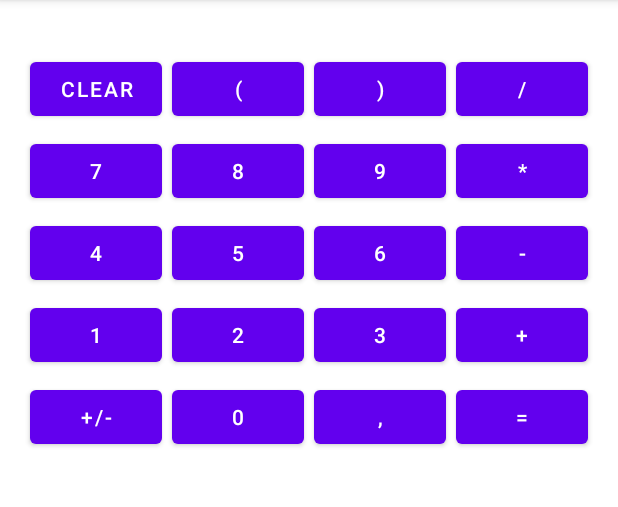
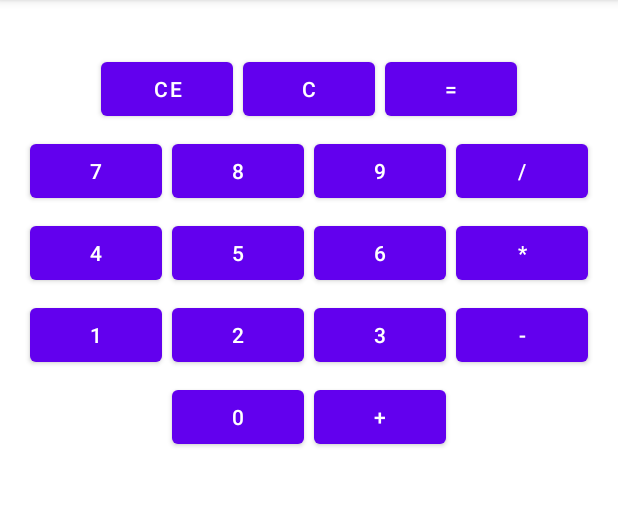
Before and after one commit to dieter4902/AndroidDevelopment, an Android app: the screen it shows after launch (MainActivity), on a phone screen of 412 x 824 dp, the part 84-591 px from its top. Run offline under Robolectric (Android 15) with nearby library versions, the phone set to English and light mode, and no system bars; libraries missing offline, so code that uses them is left out: com.itis.libs.

Commit message:
funktionen ausgebaut

```diff
--- a/app/uebung1/aufgabe4/src/main/java/com/example/aufgabe4/MainActivity.java
+++ b/app/uebung1/aufgabe4/src/main/java/com/example/aufgabe4/MainActivity.java
@@ -10,8 +10,10 @@ import android.util.Log;
 import android.view.View;
 import android.widget.Button;
 import android.widget.TextView;
+
 import java.util.ArrayList;
 import java.util.List;
+
 import android.util.Log;
 
 import com.itis.libs.parserng.android.expressParser.MathExpression;
@@ -28,6 +30,9 @@ public class MainActivity extends AppCompatActivity {
         formula = (TextView) findViewById(R.id.textView_formula);
         resultT = (TextView) findViewById(R.id.textView_result);
 
+        findViewById(R.id.button_c).setOnClickListener(e -> clearSingle());
+        findViewById(R.id.button_ce).setOnClickListener(e -> clear());
+        findViewById(R.id.button22).setOnClickListener(e -> equals());
 
         for (int i = 0; i < 14; i++) {//https://stackoverflow.com/questions/22639218/how-to-get-all-buttons-ids-in-one-time-on-android
             @SuppressLint("DiscouragedApi") int id = getResources().getIdentifier("button" + i, "id", getPackageName());
@@ -73,4 +78,16 @@ public class MainActivity extends AppCompatActivity {
         MathExpression expression = new MathExpression(f);
         resultT.setText(expression.solve() + "");
     }
+
+    private void clear() {
+        formula.setText("");
+    }
+
+    private void clearSingle() {
+        formula.setText(formula.getText().subSequence(0, formula.getText().length() - 1));
+    }
+
+    private void equals() {
+        formula.setText(resultT.getText());
+    }
 }
--- a/app/uebung1/aufgabe4/src/main/res/layout/activity_main.xml
+++ b/app/uebung1/aufgabe4/src/main/res/layout/activity_main.xml
@@ -31,23 +31,16 @@
 
     <TableLayout
         android:id="@+id/tableLayout2"
+        android:layout_width="match_parent"
+        android:layout_height="match_parent"
         android:layout_marginTop="32dp"
         app:layout_constraintBottom_toBottomOf="parent"
         app:layout_constraintEnd_toEndOf="parent"
-        app:layout_constraintHorizontal_bias="1.0"
+        app:layout_constraintHorizontal_bias="0.0"
         app:layout_constraintStart_toStartOf="parent"
         app:layout_constraintTop_toTopOf="@id/textView_result"
-        app:layout_constraintVertical_bias="1.0"
-        android:layout_width="match_parent"
-        android:layout_height="match_parent">
+        app:layout_constraintVertical_bias="1.0">
 
-
-        <TableRow
-            android:layout_width="match_parent"
-            android:layout_height="match_parent"
-            android:gravity="center">
-
-        </TableRow>
 
         <TableRow
             android:layout_width="match_parent"
@@ -56,33 +49,26 @@
 
 
             <Button
-                android:id="@+id/button_clear"
+                android:id="@+id/button_ce"
                 android:layout_width="wrap_content"
                 android:layout_height="wrap_content"
                 android:layout_margin="5px"
-                android:text="clear" />
-
+                android:text="CE" />
 
             <Button
-                android:id="@+id/button_bracket_open"
+                android:id="@+id/button_c"
                 android:layout_width="wrap_content"
                 android:layout_height="wrap_content"
                 android:layout_margin="5px"
-                android:text="(" />
+                android:text="C" />
 
             <Button
-                android:id="@+id/button_bracket_closed"
+                android:id="@+id/button22"
                 android:layout_width="wrap_content"
                 android:layout_height="wrap_content"
                 android:layout_margin="5px"
-                android:text=")" />
+                android:text="=" />
 
-            <Button
-                android:id="@+id/button13"
-                android:layout_width="wrap_content"
-                android:layout_height="wrap_content"
-                android:layout_margin="5px"
-                android:text="/" />
         </TableRow>
 
         <TableRow
@@ -112,11 +98,12 @@
                 android:text="9" />
 
             <Button
-                android:id="@+id/button12"
+                android:id="@+id/button13"
                 android:layout_width="wrap_content"
                 android:layout_height="wrap_content"
                 android:layout_margin="5px"
-                android:text="*" />
+                android:text="/" />
+
         </TableRow>
 
         <TableRow
@@ -146,11 +133,12 @@
                 android:text="6" />
 
             <Button
-                android:id="@+id/button11"
+                android:id="@+id/button12"
                 android:layout_width="wrap_content"
                 android:layout_height="wrap_content"
                 android:layout_margin="5px"
-                android:text="-" />
+                android:text="*" />
+
         </TableRow>
 
         <TableRow
@@ -180,11 +168,11 @@
                 android:text="3" />
 
             <Button
-                android:id="@+id/button10"
+                android:id="@+id/button11"
                 android:layout_width="wrap_content"
                 android:layout_height="wrap_content"
                 android:layout_margin="5px"
-                android:text="+" />
+                android:text="-" />
 
         </TableRow>
 
@@ -194,13 +182,6 @@
             android:gravity="center">
 
             <Button
-                android:id="@+id/button_flip"
-                android:layout_width="wrap_content"
-                android:layout_height="wrap_content"
-                android:layout_margin="5px"
-                android:text="+/-" />
-
-            <Button
                 android:id="@+id/button0"
                 android:layout_width="wrap_content"
                 android:layout_height="wrap_content"
@@ -208,18 +189,11 @@
                 android:text="0" />
 
             <Button
-                android:id="@+id/button_comma"
+                android:id="@+id/button10"
                 android:layout_width="wrap_content"
                 android:layout_height="wrap_content"
                 android:layout_margin="5px"
-                android:text="," />
-
-            <Button
-                android:id="@+id/button22"
-                android:layout_width="wrap_content"
-                android:layout_height="wrap_content"
-                android:layout_margin="5px"
-                android:text="=" />
+                android:text="+" />
 
         </TableRow>
     </TableLayout>
```
